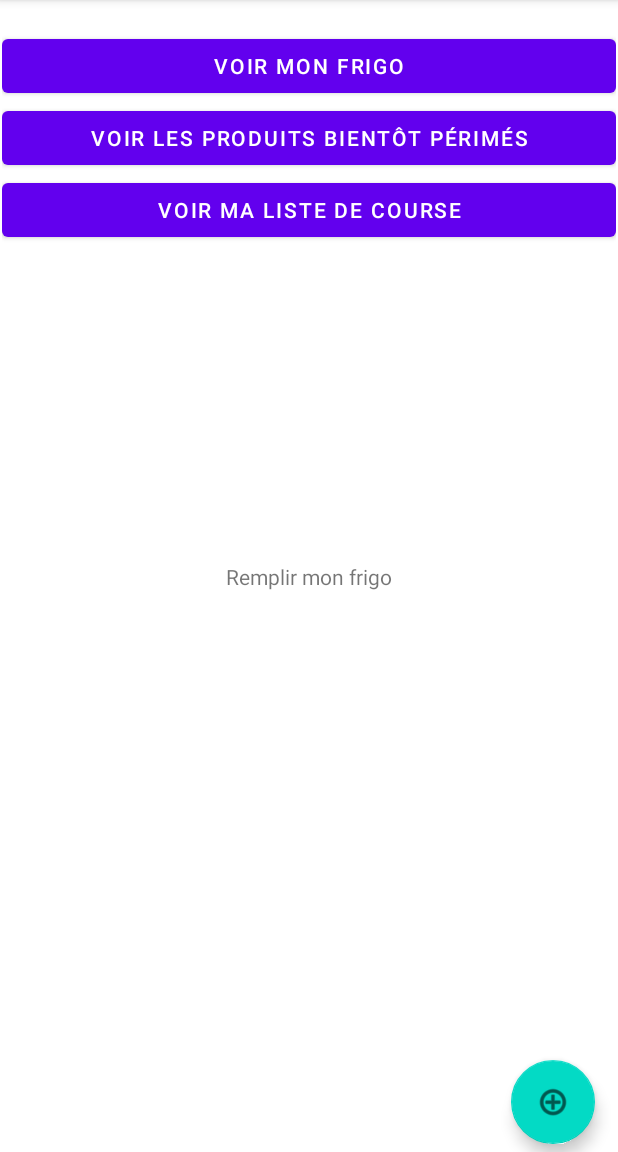
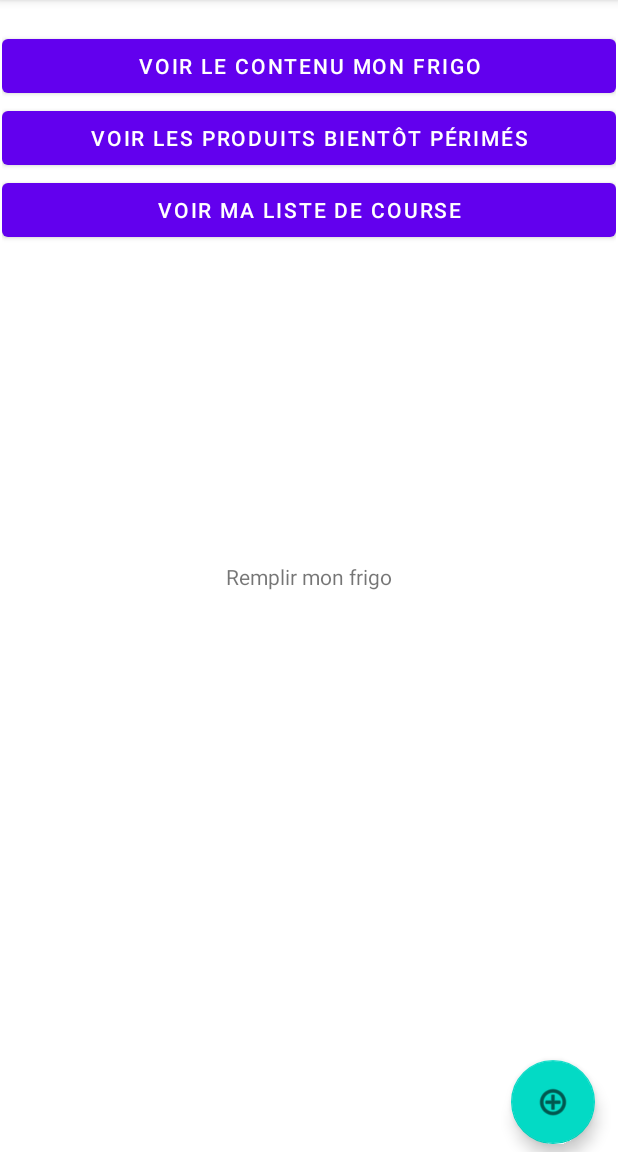
Before and after one commit to paul-dls/SaveFood, an Android app: the screen it shows after launch (MainActivity), on a phone screen of 412 x 824 dp, the part 84-1236 px from its top. Run offline under Robolectric (Android 15) with nearby library versions, the phone set to English and light mode, and no system bars.

Commit message:
modif nom bouton test

```diff
--- a/app/src/main/res/layout/activity_main.xml
+++ b/app/src/main/res/layout/activity_main.xml
@@ -29,7 +29,7 @@
             android:id="@+id/button2"
             android:layout_width="match_parent"
             android:layout_height="wrap_content"
-            android:text="Voir mon frigo" />
+            android:text="Voir le contenu mon frigo" />
 
         <Button
             android:id="@+id/button3"
```
